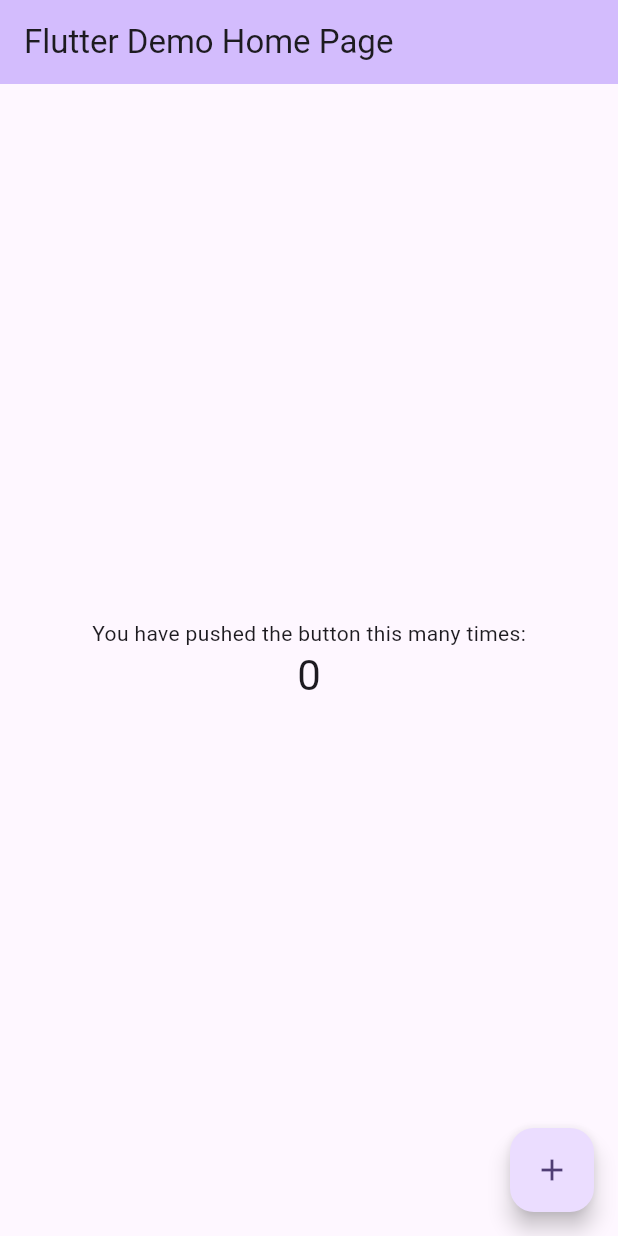
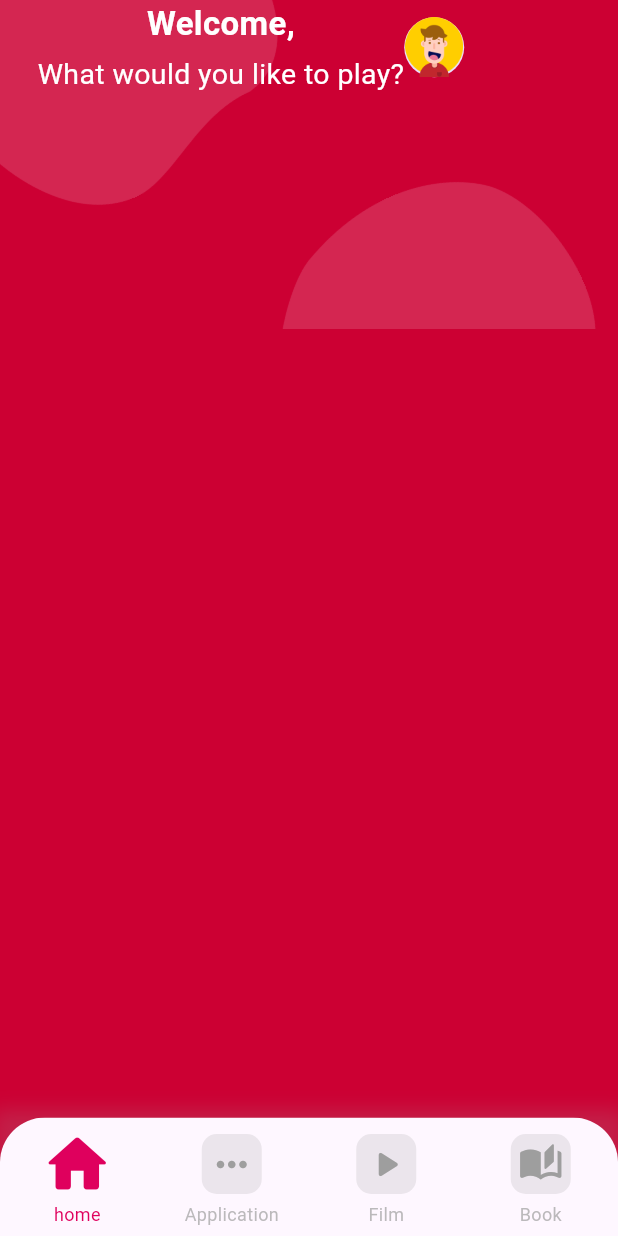
Before and after one commit to Cornelliah/gameStore, a Flutter app: the screen it shows after launch, on a phone screen of 412 x 824 dp. Run offline on Flutter 3.47's test engine with Material 3 defaults, Android fonts, the phone set to English and light mode, and no system bars.

Commit message:
home page

```diff
--- a/gamestore/lib/main.dart
+++ b/gamestore/lib/main.dart
@@ -1,125 +1,21 @@
 import 'package:flutter/material.dart';
+import 'package:gamestore/pages/home/home.dart';
 
-void main() {
-  runApp(const MyApp());
+void main(){
+
+  runApp( const MyApp());
 }
 
 class MyApp extends StatelessWidget {
   const MyApp({super.key});
 
-  // This widget is the root of your application.
   @override
   Widget build(BuildContext context) {
-    return MaterialApp(
-      title: 'Flutter Demo',
-      theme: ThemeData(
-        // This is the theme of your application.
-        //
-        // TRY THIS: Try running your application with "flutter run". You'll see
-        // the application has a purple toolbar. Then, without quitting the app,
-        // try changing the seedColor in the colorScheme below to Colors.green
-        // and then invoke "hot reload" (save your changes or press the "hot
-        // reload" button in a Flutter-supported IDE, or press "r" if you used
-        // the command line to start the app).
-        //
-        // Notice that the counter didn't reset back to zero; the application
-        // state is not lost during the reload. To reset the state, use hot
-        // restart instead.
-        //
-        // This works for code too, not just values: Most code changes can be
-        // tested with just a hot reload.
-        colorScheme: ColorScheme.fromSeed(seedColor: Colors.deepPurple),
-        useMaterial3: true,
-      ),
-      home: const MyHomePage(title: 'Flutter Demo Home Page'),
-    );
+    return const  MaterialApp(
+      title: 'Game Store',
+      debugShowCheckedModeBanner: false,
+      home: HomePage(),
+      );
+
   }
 }
-
-class MyHomePage extends StatefulWidget {
-  const MyHomePage({super.key, required this.title});
-
-  // This widget is the home page of your application. It is stateful, meaning
-  // that it has a State object (defined below) that contains fields that affect
-  // how it looks.
-
-  // This class is the configuration for the state. It holds the values (in this
-  // case the title) provided by the parent (in this case the App widget) and
-  // used by the build method of the State. Fields in a Widget subclass are
-  // always marked "final".
-
-  final String title;
-
-  @override
-  State<MyHomePage> createState() => _MyHomePageState();
-}
-
-class _MyHomePageState extends State<MyHomePage> {
-  int _counter = 0;
-
-  void _incrementCounter() {
-    setState(() {
-      // This call to setState tells the Flutter framework that something has
-      // changed in this State, which causes it to rerun the build method below
-      // so that the display can reflect the updated values. If we changed
-      // _counter without calling setState(), then the build method would not be
-      // called again, and so nothing would appear to happen.
-      _counter++;
-    });
-  }
-
-  @override
-  Widget build(BuildContext context) {
-    // This method is rerun every time setState is called, for instance as done
-    // by the _incrementCounter method above.
-    //
-    // The Flutter framework has been optimized to make rerunning build methods
-    // fast, so that you can just rebuild anything that needs updating rather
-    // than having to individually change instances of widgets.
-    return Scaffold(
-      appBar: AppBar(
-        // TRY THIS: Try changing the color here to a specific color (to
-        // Colors.amber, perhaps?) and trigger a hot reload to see the AppBar
-        // change color while the other colors stay the same.
-        backgroundColor: Theme.of(context).colorScheme.inversePrimary,
-        // Here we take the value from the MyHomePage object that was created by
-        // the App.build method, and use it to set our appbar title.
-        title: Text(widget.title),
-      ),
-      body: Center(
-        // Center is a layout widget. It takes a single child and positions it
-        // in the middle of the parent.
-        child: Column(
-          // Column is also a layout widget. It takes a list of children and
-          // arranges them vertically. By default, it sizes itself to fit its
-          // children horizontally, and tries to be as tall as its parent.
-          //
-          // Column has various properties to control how it sizes itself and
-          // how it positions its children. Here we use mainAxisAlignment to
-          // center the children vertically; the main axis here is the vertical
-          // axis because Columns are vertical (the cross axis would be
-          // horizontal).
-          //
-          // TRY THIS: Invoke "debug painting" (choose the "Toggle Debug Paint"
-          // action in the IDE, or press "p" in the console), to see the
-          // wireframe for each widget.
-          mainAxisAlignment: MainAxisAlignment.center,
-          children: <Widget>[
-            const Text(
-              'You have pushed the button this many times:',
-            ),
-            Text(
-              '$_counter',
-              style: Theme.of(context).textTheme.headlineMedium,
-            ),
-          ],
-        ),
-      ),
-      floatingActionButton: FloatingActionButton(
-        onPressed: _incrementCounter,
-        tooltip: 'Increment',
-        child: const Icon(Icons.add),
-      ), // This trailing comma makes auto-formatting nicer for build methods.
-    );
-  }
-}
--- /dev/null
+++ b/gamestore/lib/pages/home/home.dart
@@ -0,0 +1,151 @@
+import 'package:flutter/material.dart';
+import 'package:gamestore/pages/home/widgets/header.dart';
+
+class HomePage extends StatelessWidget {
+  const HomePage({super.key});
+
+  @override
+  Widget build(BuildContext context) {
+    return Scaffold(
+
+          backgroundColor: Color(0xFFCC0033),
+          body: SingleChildScrollView(
+
+              child: Stack(
+
+                children: [
+
+                  Transform(
+                    transform: Matrix4.identity()..rotateZ( 20),
+                    origin: const Offset(150, 50),
+                     child: Image.asset('assets/images/bg_liquid.png',
+                            width: 200,
+                      )
+
+                  ),
+
+                  Positioned(
+                    right: 0,
+                    top: 200,
+                    child: Transform(
+                    transform: Matrix4.identity()..rotateZ( 20),
+                    origin:const Offset(150, 50),
+                     child: Image.asset('assets/images/bg_liquid.png',
+                            width: 200,
+                      )
+
+                   ),
+                 ),
+                 Column(
+                      children: [
+                        HeaderSection(),
+                      ],
+                 ),
+                ],
+              )
+          ),
+
+          bottomNavigationBar: NavigationBar(),
+
+        );
+
+  }
+
+   Widget NavigationBar() {
+
+    return Container(
+
+      //color: const Color(0xfff6f8ff),
+      child: Container(
+        decoration: BoxDecoration(
+          boxShadow: [
+            BoxShadow(
+                color: Colors.grey.withOpacity(0.2),
+                spreadRadius: 5,
+                blurRadius: 10),
+          ],
+        ),
+
+        child: ClipRRect(
+          borderRadius: const BorderRadius.only(
+            topLeft: Radius.circular(30),
+            topRight: Radius.circular(30),
+          ),
+
+          child: BottomNavigationBar(
+
+            selectedItemColor: const Color.fromARGB(255, 223, 0, 93),
+            selectedFontSize: 12,
+            unselectedFontSize: 12,
+            unselectedItemColor: Colors.grey.withOpacity(0.7),
+            type: BottomNavigationBarType.fixed,
+
+            items: [
+              const BottomNavigationBarItem(
+                label: 'home',
+                icon: Icon(
+                  Icons.home_rounded,
+                  size: 50,
+                ),
+              ),
+
+              BottomNavigationBarItem(
+                label: "Application",
+                icon: Container(
+                  margin: const EdgeInsets.all(5),
+                  padding: const EdgeInsets.all(5),
+                  decoration: BoxDecoration(
+                    color: Colors.grey.withOpacity(0.2),
+                    borderRadius: BorderRadius.circular(10),
+                  ),
+                  child: const Icon(
+                    Icons.more_horiz_outlined,
+                    size: 30,
+                    color: Colors.grey,
+                  ),
+                ),
+              ),
+
+
+              BottomNavigationBarItem(
+                label: "Film",
+                icon: Container(
+                  margin: const EdgeInsets.all(5),
+                  padding: const EdgeInsets.all(5),
+                  decoration: BoxDecoration(
+                    color: Colors.grey.withOpacity(0.2),
+                    borderRadius: BorderRadius.circular(10),
+                  ),
+                  child: const Icon(
+                    Icons.play_arrow_rounded,
+                    size: 30,
+                    color: Colors.grey,
+                  ),
+                ),
+              ),
+
+
+
+              BottomNavigationBarItem(
+                label: "Book",
+                icon: Container(
+                  margin: const EdgeInsets.all(5),
+                  padding: const EdgeInsets.all(5),
+                  decoration: BoxDecoration(
+                    color: Colors.grey.withOpacity(0.2),
+                    borderRadius: BorderRadius.circular(10),
+                  ),
+                  child: const Icon(
+                    Icons.auto_stories_rounded,
+                    size: 30,
+                    color: Colors.grey,
+                  ),
+                ),
+              ),
+            ],
+          ),
+        ),
+      ),
+    );
+  }
+}
--- /dev/null
+++ b/gamestore/lib/pages/home/widgets/header.dart
@@ -0,0 +1,31 @@
+import 'package:flutter/material.dart';
+
+class HeaderSection extends StatelessWidget {
+  const HeaderSection({super.key});
+
+  @override
+  Widget build(BuildContext context) {
+    return Padding(
+      padding: EdgeInsets.only(
+         top: MediaQuery.of(context).padding.top,
+         left: 25,
+         right: 25),
+
+     child: Row(
+      children: [
+        Column(
+          children: const [
+            Text('Welcome,', style: TextStyle(color: Colors.white, fontSize: 22, fontWeight: FontWeight.bold), ),
+            SizedBox(height: 5 ,),
+            Text('What would you like to play?', style: TextStyle(color: Colors.white, fontSize: 19, ), )
+
+          ],
+        ),
+        CircleAvatar(
+          child: Image.asset('assets/images/avatar.png'),
+        ),
+
+      ]),
+    );
+  }
+}
```
